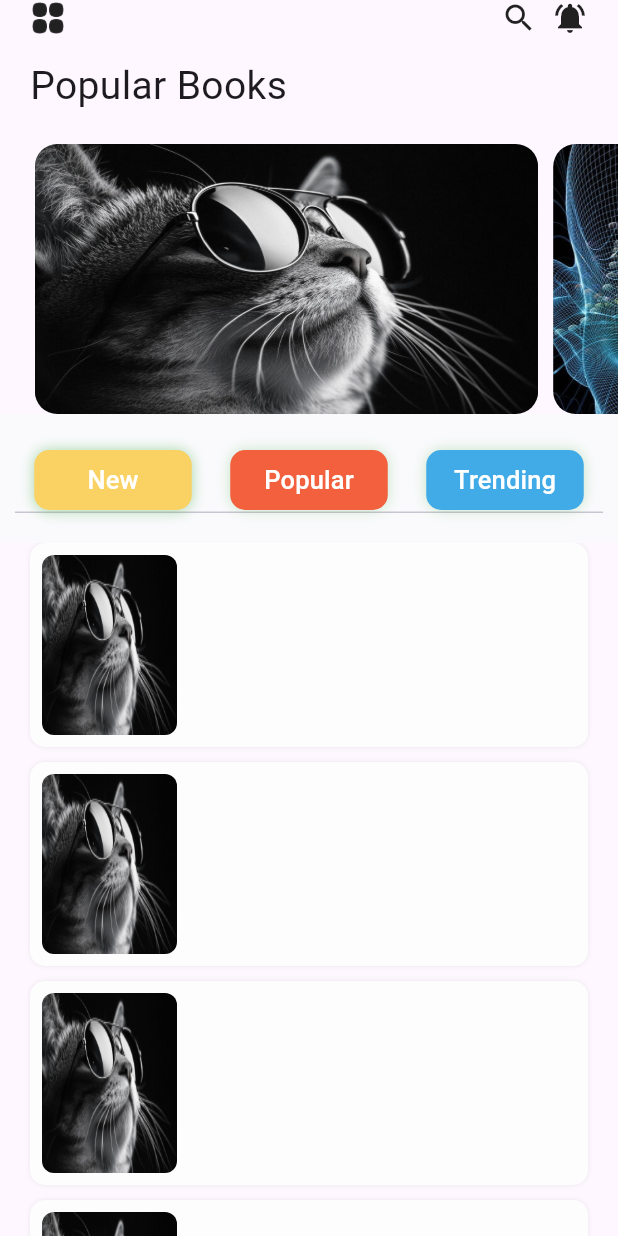
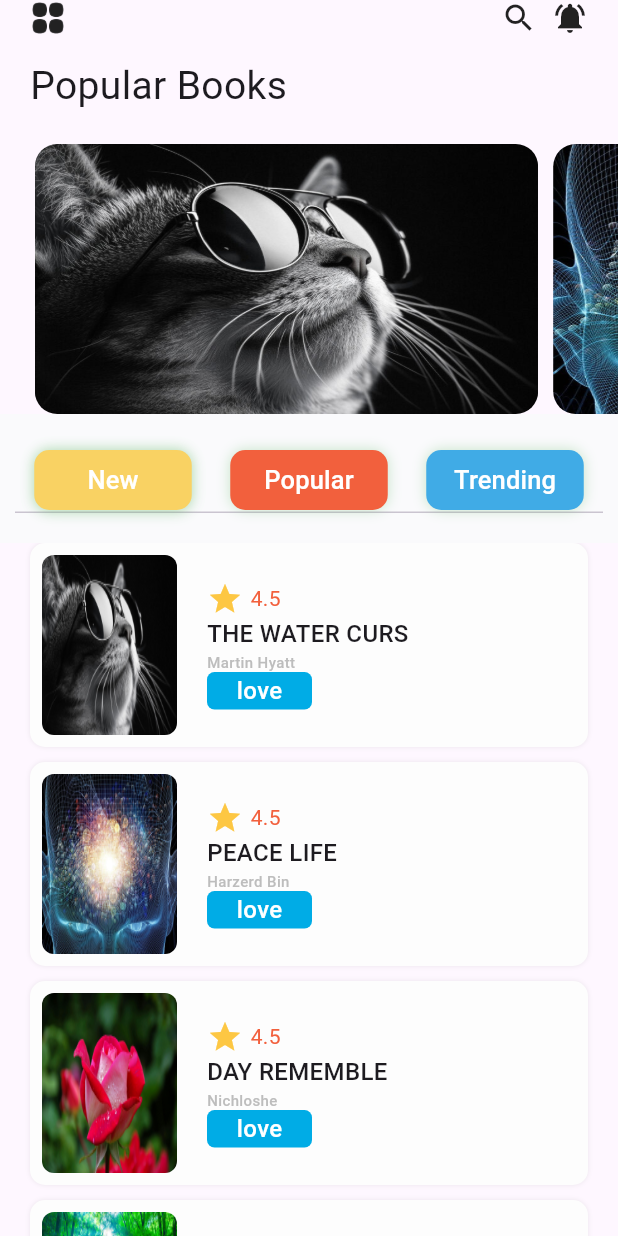
Before and after one commit to Roshan-Barkane/audioplay, a Flutter app: the screen it shows after launch, on a phone screen of 412 x 824 dp. Run offline on Flutter 3.47's test engine with Material 3 defaults, Android fonts, the phone set to English and light mode, and no system bars.

Commit message:
final new tab are done .

```diff
--- a/lib/my_home_page.dart
+++ b/lib/my_home_page.dart
@@ -175,7 +175,7 @@ class _MyHomePageState extends State<MyHomePage>
                     controller: _tabController,
                     children: [
                       ListView.builder(
-                        itemCount: 5,
+                        itemCount: books == null ? 0 : books?.length,
                         itemBuilder: (context, index) {
                           return Container(
                             margin: const EdgeInsets.only(
@@ -200,11 +200,68 @@ class _MyHomePageState extends State<MyHomePage>
                                       height: 120,
                                       decoration: BoxDecoration(
                                         borderRadius: BorderRadius.circular(8),
-                                        image: const DecorationImage(
-                                          image: AssetImage("img/pic-1.jpg"),
+                                        image: DecorationImage(
+                                          image:
+                                              AssetImage(books?[index]["img"]),
                                           fit: BoxFit.fill,
                                         ),
                                       ),
+                                    ),
+                                    const SizedBox(
+                                      width: 20,
+                                    ),
+                                    Column(
+                                      crossAxisAlignment:
+                                          CrossAxisAlignment.start,
+                                      children: [
+                                        Row(
+                                          children: [
+                                            Icon(
+                                              Icons.star,
+                                              size: 24,
+                                              color: AppColors.starColor,
+                                            ),
+                                            const SizedBox(
+                                              width: 5,
+                                            ),
+                                            Text(
+                                              "4.5",
+                                              style: TextStyle(
+                                                  color: AppColors.menu2Color),
+                                            )
+                                          ],
+                                        ),
+                                        Text(
+                                          books?[index]["title"],
+                                          style: const TextStyle(
+                                              fontSize: 16,
+                                              fontWeight: FontWeight.w500),
+                                        ),
+                                        Text(
+                                          books?[index]["text"],
+                                          style: TextStyle(
+                                              color: Colors.grey.shade400,
+                                              fontSize: 10,
+                                              fontWeight: FontWeight.w500),
+                                        ),
+                                        Container(
+                                          width: 70,
+                                          height: 25,
+                                          alignment: Alignment.center,
+                                          decoration: BoxDecoration(
+                                            color: AppColors.loveColor,
+                                            borderRadius:
+                                                BorderRadius.circular(5),
+                                          ),
+                                          child: const Text(
+                                            "love",
+                                            style: TextStyle(
+                                                fontSize: 16,
+                                                color: Colors.white,
+                                                fontWeight: FontWeight.w500),
+                                          ),
+                                        )
+                                      ],
                                     )
                                   ],
                                 ),
```
